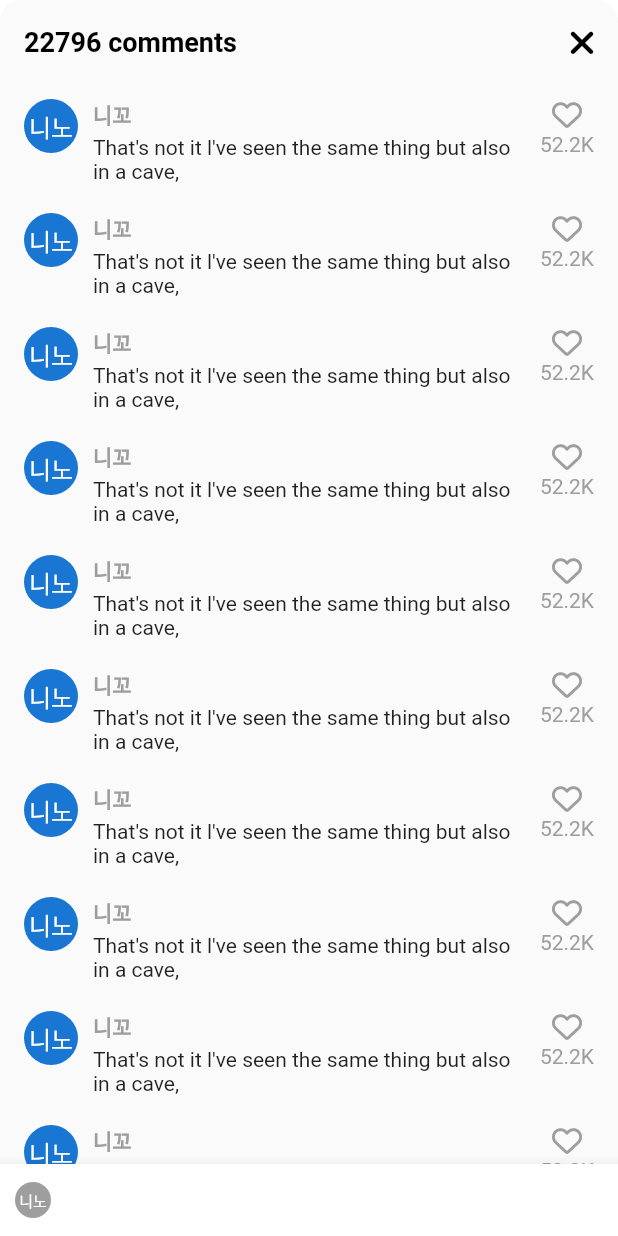
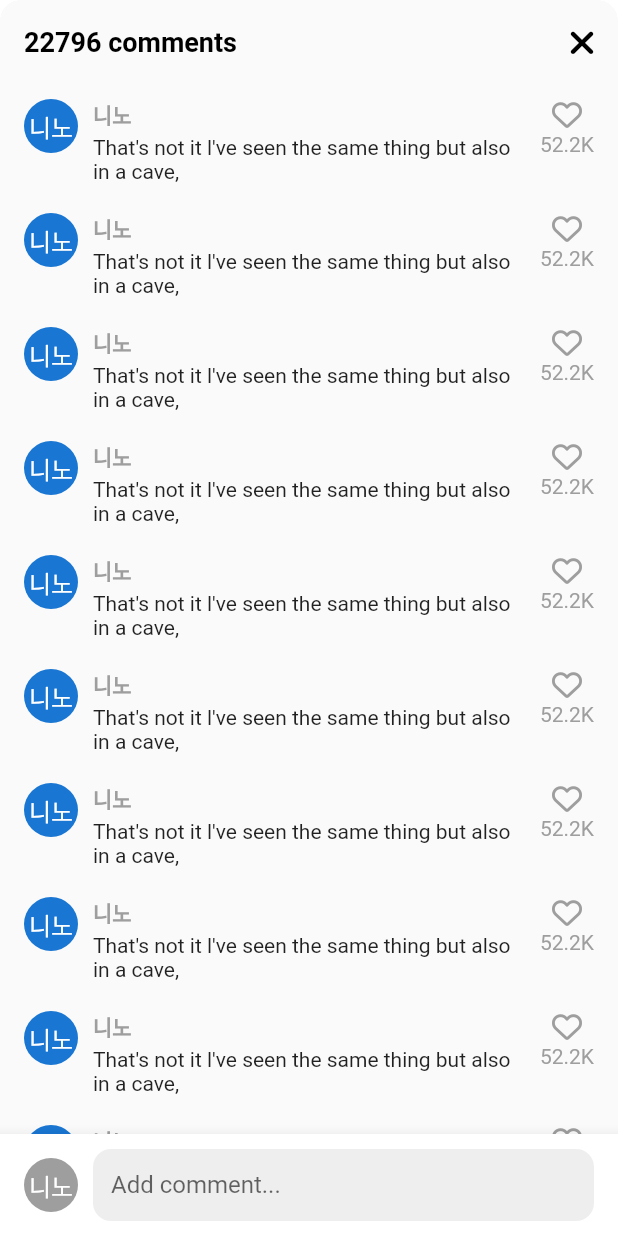
Before and after one commit to jangjia01234/reel_me, a Flutter app: the VideoComments screen opened directly, on a phone screen of 412 x 824 dp. Run offline on Flutter 3.47's test engine with Material 3 defaults, Android fonts, the phone set to English and light mode, and no system bars; our stand-ins replace font_awesome_flutter, video_player, visibility_detector; network calls fail; statements that could not run were skipped.

Commit message:
comment input 추가

```diff
--- a/lib/features/main_navigation/main_navigation_screen.dart
+++ b/lib/features/main_navigation/main_navigation_screen.dart
@@ -37,6 +37,7 @@
   @override
   Widget build(BuildContext context) {
     return Scaffold(
+      resizeToAvoidBottomInset: false,
       backgroundColor: _selectedIndex == 0 ? Colors.black : Colors.white,
       body: Stack(
         children: [
--- a/lib/features/videos/widgets/video_comments.dart
+++ b/lib/features/videos/widgets/video_comments.dart
@@ -11,12 +11,16 @@
 }
 
 class _VideoCommentsState extends State<VideoComments> {
+  final String _userName = "니노";
+
   void _onClosePressed() {
     Navigator.of(context).pop();
   }
 
   @override
   Widget build(BuildContext context) {
+    final size = MediaQuery.of(context).size;
+
     return Container(
       clipBehavior: Clip.hardEdge,
       decoration: BoxDecoration(
@@ -35,7 +39,9 @@
             )
           ],
         ),
-        body: ListView.separated(
+        body: Stack(
+          children: [
+            ListView.separated(
               padding: EdgeInsets.symmetric(
                 vertical: Sizes.size10,
                 horizontal: Sizes.size16,
@@ -47,7 +53,7 @@
                 children: [
                   CircleAvatar(
                     radius: 18,
-                child: Text("니노"),
+                    child: Text(_userName),
                   ),
                   Gaps.h10,
                   Expanded(
@@ -55,7 +61,7 @@
                       crossAxisAlignment: CrossAxisAlignment.start,
                       children: [
                         Text(
-                      '니꼬',
+                          _userName,
                           style: TextStyle(
                               fontWeight: FontWeight.bold,
                               fontSize: Sizes.size14,
@@ -87,29 +93,53 @@
                 ],
               ),
             ),
-        bottomNavigationBar: BottomAppBar(
+            Positioned(
+              bottom: 0,
+              width: size.width,
+              child: BottomAppBar(
                 color: Colors.white,
-          padding: EdgeInsets.symmetric(
-            horizontal: Sizes.size10,
-            vertical: Sizes.size12,
+                child: Padding(
+                  padding: EdgeInsetsGeometry.symmetric(
+                    horizontal: Sizes.size16,
+                    vertical: Sizes.size10,
                   ),
                   child: Row(
                     children: [
                       CircleAvatar(
-                radius: Sizes.size12,
+                        radius: 18,
                         backgroundColor: Colors.grey.shade500,
                         foregroundColor: Colors.white,
-                child: Center(
-                  child: Text(
-                    "니노",
-                    style: TextStyle(fontSize: Sizes.size10),
+                        child: Text(_userName),
+                      ),
+                      Gaps.h10,
+                      Expanded(
+                        child: TextField(
+                          cursorColor: Theme.of(context).primaryColor,
+                          decoration: InputDecoration(
+                            hintText: "Add comment...",
+                            border: OutlineInputBorder(
+                              borderRadius: BorderRadius.circular(
+                                Sizes.size12,
+                              ),
+                              borderSide: BorderSide.none,
+                            ),
+                            filled: true,
+                            fillColor: Colors.grey.shade200,
+                            contentPadding: const EdgeInsets.symmetric(
+                              vertical: Sizes.size10,
+                              horizontal: Sizes.size12,
+                            ),
+                          ),
+                        ),
+                      )
+                    ],
+                  ),
                 ),
               ),
             ),
           ],
         ),
       ),
-      ),
     );
   }
 }
```
Lines whose indentation alone changed are shown as unchanged.
